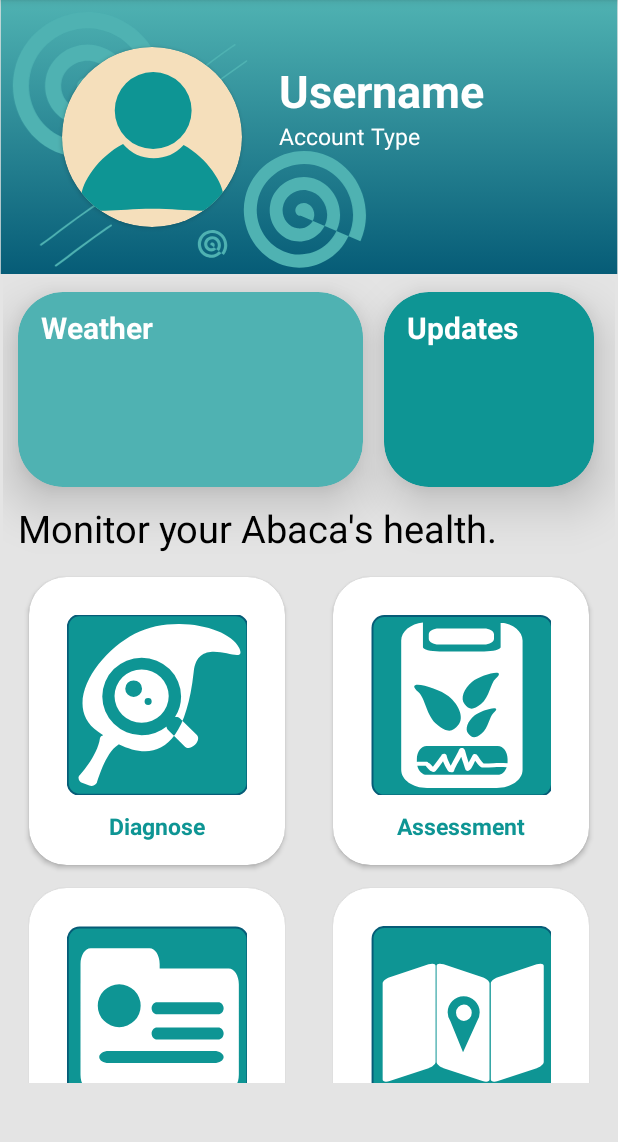
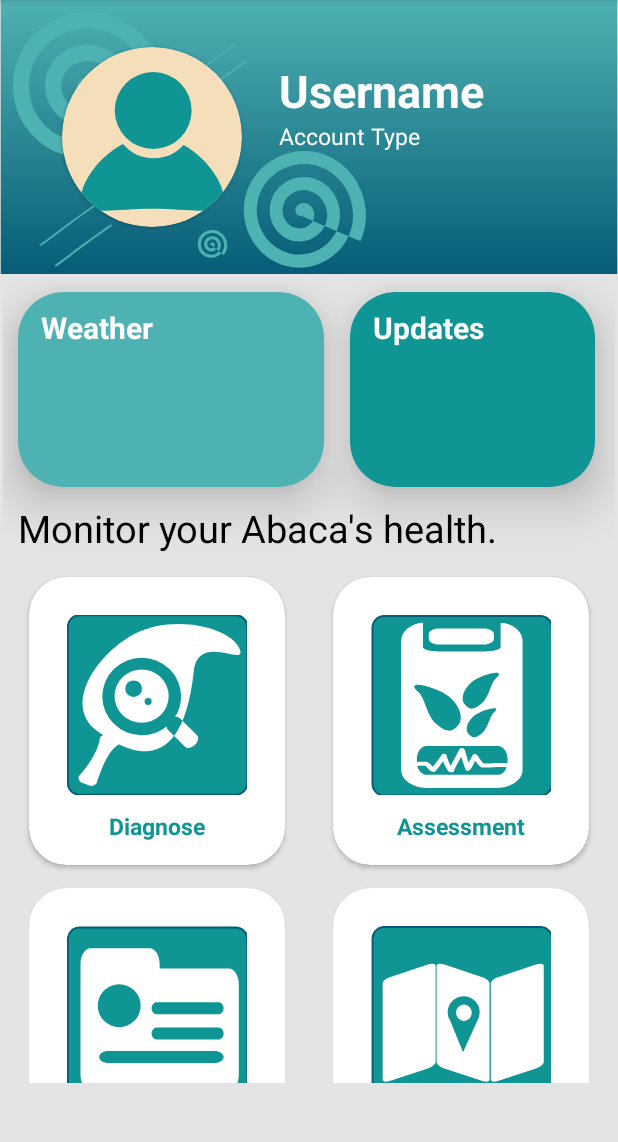
Before and after one commit to Circoolbilog/Philfida-abaca-app, an Android app: the screen it shows after launch (MainActivity), on a phone screen of 412 x 824 dp, the part 84-1226 px from its top. Run offline under Robolectric (Android 15) with nearby library versions, the phone set to English and light mode, and no system bars.

Commit message:
Adjusted card sizing issues on some divices

```diff
--- a/app/src/main/res/layout/activity_main.xml
+++ b/app/src/main/res/layout/activity_main.xml
@@ -87,7 +87,7 @@
 
             <androidx.cardview.widget.CardView
                 android:id="@+id/weather"
-                android:layout_width="230dp"
+                android:layout_width="0dp"
                 android:layout_height="130dp"
                 android:layout_margin="10dp"
                 app:cardBackgroundColor="@color/appSecondary"
@@ -96,7 +96,9 @@
                 app:layout_constraintEnd_toEndOf="parent"
                 app:layout_constraintHorizontal_bias="0.0"
                 app:layout_constraintStart_toStartOf="parent"
-                app:layout_constraintTop_toTopOf="parent">
+                app:layout_constraintTop_toTopOf="parent"
+                app:layout_constraintWidth_default="percent"
+                app:layout_constraintWidth_percent="0.5">
 
                 <TextView
                     android:layout_width="wrap_content"
@@ -111,7 +113,7 @@
 
             <androidx.cardview.widget.CardView
                 android:id="@+id/updates"
-                android:layout_width="140dp"
+                android:layout_width="0dp"
                 android:layout_height="130dp"
                 android:layout_margin="10dp"
                 app:cardBackgroundColor="@color/appPrimary"
@@ -120,7 +122,9 @@
                 app:layout_constraintEnd_toEndOf="parent"
                 app:layout_constraintHorizontal_bias="0.984"
                 app:layout_constraintStart_toStartOf="parent"
-                app:layout_constraintTop_toTopOf="parent">
+                app:layout_constraintTop_toTopOf="parent"
+                app:layout_constraintWidth_default="percent"
+                app:layout_constraintWidth_percent="0.4">
 
                 <TextView
                     android:layout_width="wrap_content"
```
